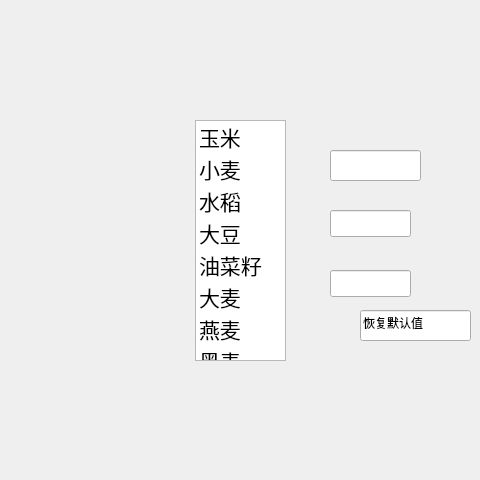
Before: the Qt Designer form XINYAN/widget.ui in wushengjun85/QtForWork, drawn with Qt 5; both pictures show x 120 to 600 and y 0 to 480 of the 800 by 480 pixel window.
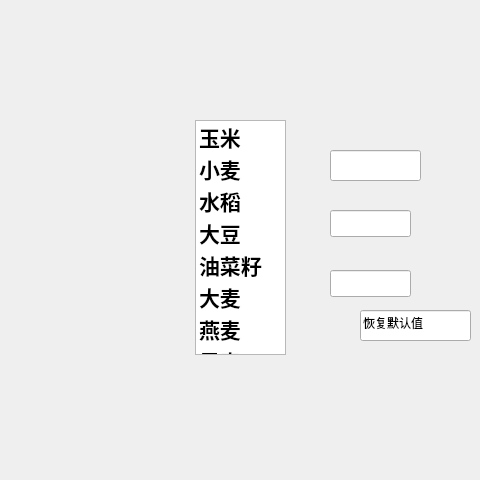
After: the same form once the commit is applied. The open tabs and pages were chosen to show the change. Icons and pictures are not drawn.

What changed in the file:
```diff
--- a/XINYAN/widget.ui
+++ b/XINYAN/widget.ui
@@ -996,7 +996,7 @@
        <x>315</x>
        <y>120</y>
        <width>91</width>
-       <height>241</height>
+       <height>235</height>
       </rect>
      </property>
      <property name="verticalScrollBarPolicy">
@@ -1009,6 +1009,8 @@
       <property name="font">
        <font>
         <pointsize>16</pointsize>
+        <weight>75</weight>
+        <bold>true</bold>
        </font>
       </property>
      </item>
@@ -1019,6 +1021,8 @@
       <property name="font">
        <font>
         <pointsize>16</pointsize>
+        <weight>75</weight>
+        <bold>true</bold>
        </font>
       </property>
      </item>
@@ -1029,6 +1033,8 @@
       <property name="font">
        <font>
         <pointsize>16</pointsize>
+        <weight>75</weight>
+        <bold>true</bold>
        </font>
       </property>
      </item>
@@ -1039,6 +1045,8 @@
       <property name="font">
        <font>
         <pointsize>16</pointsize>
+        <weight>75</weight>
+        <bold>true</bold>
        </font>
       </property>
      </item>
@@ -1049,6 +1057,8 @@
       <property name="font">
        <font>
         <pointsize>16</pointsize>
+        <weight>75</weight>
+        <bold>true</bold>
        </font>
       </property>
      </item>
@@ -1059,6 +1069,8 @@
       <property name="font">
        <font>
         <pointsize>16</pointsize>
+        <weight>75</weight>
+        <bold>true</bold>
        </font>
       </property>
      </item>
@@ -1069,6 +1081,8 @@
       <property name="font">
        <font>
         <pointsize>16</pointsize>
+        <weight>75</weight>
+        <bold>true</bold>
        </font>
       </property>
      </item>
@@ -1079,6 +1093,8 @@
       <property name="font">
        <font>
         <pointsize>16</pointsize>
+        <weight>75</weight>
+        <bold>true</bold>
        </font>
       </property>
      </item>
```
Left out of the diff: 160 changed lines with no effect on the pictures.
